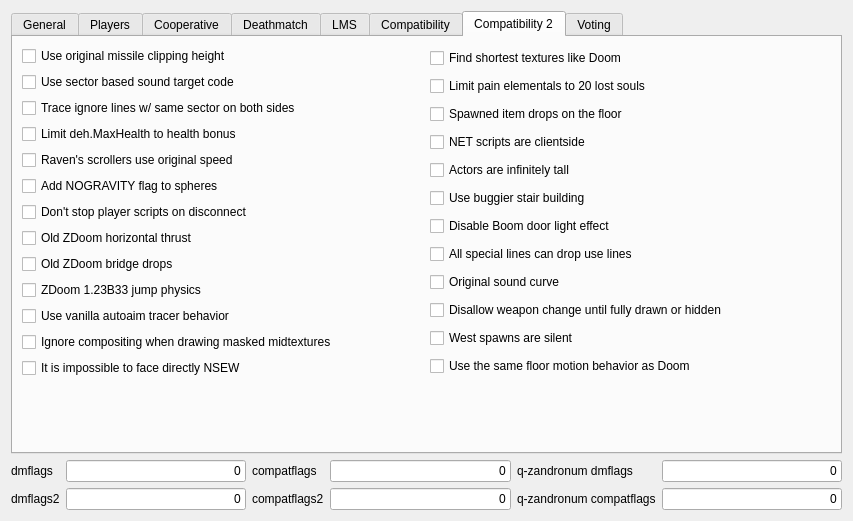
drfrag666/doomseeker-unofficial, file src/plugins/zandronumq/createserverdialogpages/flagspage.ui: the form before one commit.
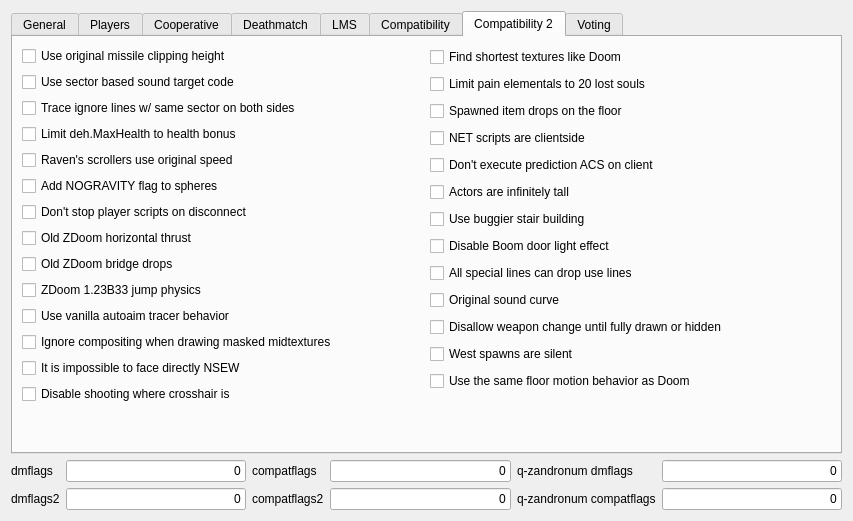
The form after the commit. The open tabs and pages were chosen to show the change. Custom widgets are drawn as their Qt base class.

Commit message: Add DISABLE_CROSSHAIR_ACCURATE and NO_PREDICTION_ACS flags

```diff
--- a/src/plugins/zandronumq/createserverdialogpages/flagspage.ui
+++ b/src/plugins/zandronumq/createserverdialogpages/flagspage.ui
@@ -1677,6 +1677,16 @@
              </property>
             </widget>
            </item>
+           <item>
+            <widget class="QCheckBox" name="cbCompatDisableCrosshairAccurate">
+             <property name="toolTip">
+              <string>&lt;html&gt;&lt;head/&gt;&lt;body&gt;&lt;p&gt;Bring back vanilla ZDoom shooting below the crosshair.&lt;/p&gt;&lt;/body&gt;&lt;/html&gt;</string>
+             </property>
+             <property name="text">
+              <string>Disable shooting where crosshair is</string>
+             </property>
+            </widget>
+           </item>
           </layout>
          </item>
          <item>
@@ -1715,6 +1725,16 @@
              </property>
             </widget>
            </item>
+           <item>
+            <widget class="QCheckBox" name="cbCompatNoPredictionACS">
+             <property name="toolTip">
+              <string>&lt;html&gt;&lt;head/&gt;&lt;body&gt;&lt;p&gt;Don't execute predicted ACS scripts on client side. Turning this on can fix ACS teleports or jumppads on maps that are not using ACS_ExecuteWithResult.&lt;/p&gt;&lt;/body&gt;&lt;/html&gt;</string>
+             </property>
+             <property name="text">
+              <string>Don't execute prediction ACS on client</string>
+             </property>
+            </widget>
+           </item>
            <item>
             <widget class="QCheckBox" name="cbCompatActorsAreInfinitelyTall">
              <property name="text">
```
Left out of the diff: 34 changed lines with no effect on the pictures. The commit also changes 9 other files.
